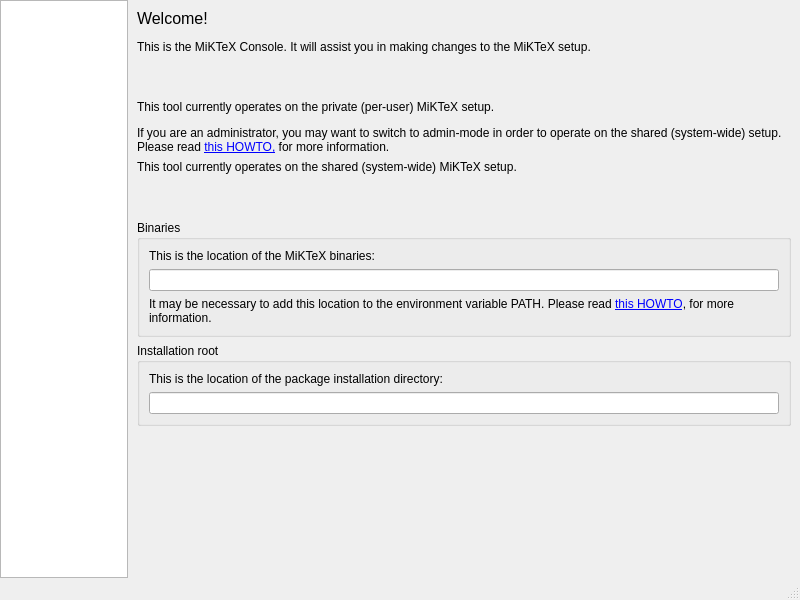
The window that Programs/MiKTeX/Console/Qt/mainwindow.ui (MiKTeX/miktex) describes before a commit, drawn with Qt 5.
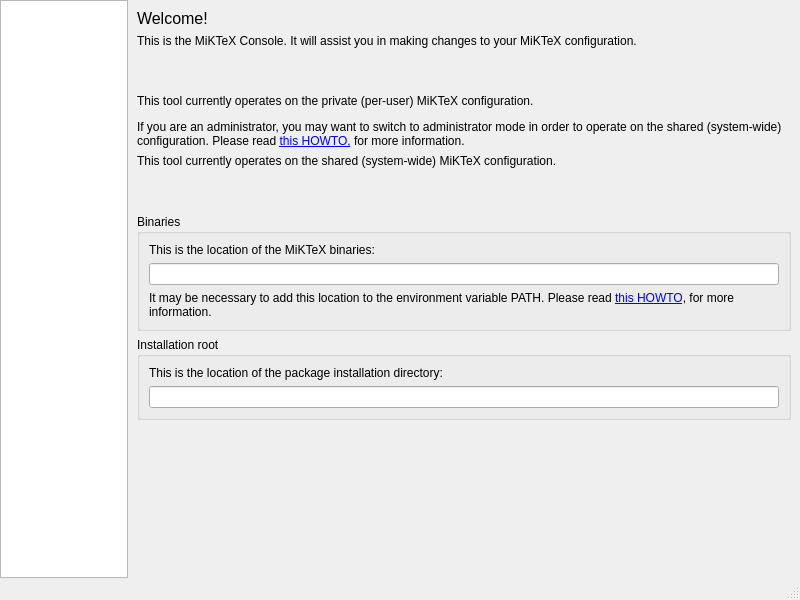
The same window after the commit.

Commit message: MiKTeX Console: overview

The edit to the form file:
```diff
--- a/Programs/MiKTeX/Console/Qt/mainwindow.ui
+++ b/Programs/MiKTeX/Console/Qt/mainwindow.ui
@@ -44,10 +44,22 @@
      <widget class="QStackedWidget" name="verticalStackedWidget">
       <widget class="QWidget" name="overview" native="true">
        <layout class="QVBoxLayout" name="verticalLayout">
+        <item>
+         <widget class="QLabel" name="label_5">
+          <property name="font">
+           <font>
+            <pointsize>12</pointsize>
+           </font>
+          </property>
+          <property name="text">
+           <string>Welcome!</string>
+          </property>
+         </widget>
+        </item>
         <item>
          <widget class="QLabel" name="label">
           <property name="text">
-           <string>&lt;html&gt;&lt;head/&gt;&lt;body&gt;&lt;p&gt;&lt;span style=&quot; font-size:12pt;&quot;&gt;Welcome!&lt;/span&gt;&lt;/p&gt;&lt;p&gt;This is the MiKTeX Console. It will assist you in making changes to the MiKTeX setup.&lt;/p&gt;&lt;/body&gt;&lt;/html&gt;</string>
+           <string>This is the MiKTeX Console. It will assist you in making changes to your MiKTeX configuration.</string>
           </property>
           <property name="wordWrap">
            <bool>true</bool>
@@ -91,7 +103,7 @@
            <item>
             <widget class="QLabel" name="label_4">
              <property name="text">
-              <string>&lt;html&gt;&lt;head/&gt;&lt;body&gt;&lt;p&gt;This tool currently operates on the private (per-user) MiKTeX setup.&lt;/p&gt;&lt;p&gt;If you are an administrator, you may want to switch to admin-mode in order to operate on the shared (system-wide) setup. Please read &lt;a href=&quot;https://miktex.org/howto/admin-mode&quot;&gt;&lt;span style=&quot; text-decoration: underline; color:#0000ff;&quot;&gt;this HOWTO,&lt;/span&gt;&lt;/a&gt; for more information.&lt;/p&gt;&lt;/body&gt;&lt;/html&gt;</string>
+              <string>&lt;html&gt;&lt;head/&gt;&lt;body&gt;&lt;p&gt;This tool currently operates on the private (per-user) MiKTeX configuration.&lt;/p&gt;&lt;p&gt;If you are an administrator, you may want to switch to administrator mode in order to operate on the shared (system-wide) configuration. Please read &lt;a href=&quot;https://miktex.org/howto/admin-mode&quot;&gt;&lt;span style=&quot; text-decoration: underline; color:#0000ff;&quot;&gt;this HOWTO,&lt;/span&gt;&lt;/a&gt; for more information.&lt;/p&gt;&lt;/body&gt;&lt;/html&gt;</string>
              </property>
              <property name="wordWrap">
               <bool>true</bool>
@@ -125,7 +137,7 @@
            <item>
             <widget class="QLabel" name="label_3">
              <property name="text">
-              <string>This tool currently operates on the shared (system-wide) MiKTeX setup.</string>
+              <string>This tool currently operates on the shared (system-wide) MiKTeX configuration.</string>
              </property>
              <property name="wordWrap">
               <bool>true</bool>
@@ -172,7 +184,7 @@
             </widget>
            </item>
            <item>
-            <widget class="QLabel" name="label_5">
+            <widget class="QLabel" name="hintPath">
              <property name="text">
               <string>&lt;html&gt;&lt;head/&gt;&lt;body&gt;&lt;p&gt;It may be necessary to add this location to the environment variable PATH. Please read &lt;a href=&quot;htttps://miktex.org/howto/set-path&quot;&gt;&lt;span style=&quot; text-decoration: underline; color:#0000ff;&quot;&gt;this HOWTO&lt;/span&gt;&lt;/a&gt;, for more information.&lt;/p&gt;&lt;/body&gt;&lt;/html&gt;</string>
              </property>
```
Left out of the diff: 6 changed lines with no effect on the pictures. The commit also changes 2 other files.
